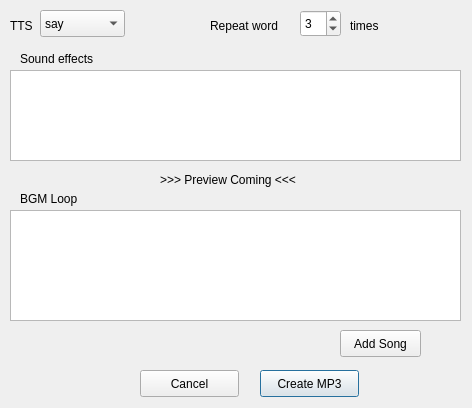
kokimame/joytan, file design/mp3dialog.ui: the form before one commit.
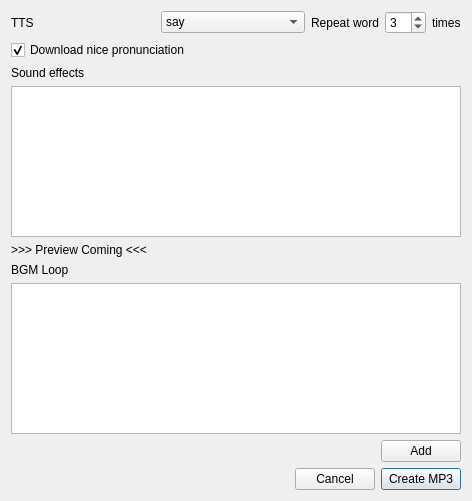
The form after the commit.

Commit message: add gstatic button to the mp3 setting dialog

```diff
--- a/design/mp3dialog.ui
+++ b/design/mp3dialog.ui
@@ -7,21 +7,28 @@
     <x>0</x>
     <y>0</y>
     <width>472</width>
-    <height>408</height>
+    <height>501</height>
    </rect>
   </property>
   <property name="windowTitle">
    <string>Audio Setting</string>
   </property>
+  <layout class="QVBoxLayout" name="verticalLayout_2">
+   <item>
+    <layout class="QVBoxLayout" name="verticalLayout">
+     <item>
+      <layout class="QHBoxLayout" name="horizontalLayout_3">
+       <item>
+        <layout class="QHBoxLayout" name="horizontalLayout_2">
+         <item>
+          <widget class="QLabel" name="label">
+           <property name="text">
+            <string>TTS</string>
+           </property>
+          </widget>
+         </item>
+         <item>
   <widget class="QComboBox" name="ttsCombo">
-   <property name="geometry">
-    <rect>
-     <x>40</x>
-     <y>10</y>
-     <width>85</width>
-     <height>27</height>
-    </rect>
-   </property>
    <item>
     <property name="text">
      <string>say</string>
@@ -33,90 +40,18 @@
     </property>
    </item>
   </widget>
-  <widget class="QLabel" name="label">
-   <property name="geometry">
-    <rect>
-     <x>10</x>
-     <y>10</y>
-     <width>31</width>
-     <height>31</height>
-    </rect>
-   </property>
+         </item>
+         <item>
+          <layout class="QHBoxLayout" name="horizontalLayout_4">
+           <item>
+            <widget class="QLabel" name="label_5">
    <property name="text">
-    <string>TTS</string>
-   </property>
-  </widget>
-  <widget class="QLabel" name="label_2">
-   <property name="geometry">
-    <rect>
-     <x>20</x>
-     <y>50</y>
-     <width>101</width>
-     <height>17</height>
-    </rect>
-   </property>
-   <property name="text">
-    <string>Sound effects</string>
-   </property>
-  </widget>
-  <widget class="QLabel" name="label_3">
-   <property name="geometry">
-    <rect>
-     <x>20</x>
-     <y>190</y>
-     <width>91</width>
-     <height>17</height>
-    </rect>
-   </property>
-   <property name="text">
-    <string>BGM Loop</string>
-   </property>
-  </widget>
-  <widget class="QPushButton" name="bgmAddBtn">
-   <property name="geometry">
-    <rect>
-     <x>340</x>
-     <y>330</y>
-     <width>81</width>
-     <height>27</height>
-    </rect>
-   </property>
-   <property name="text">
-    <string>Add Song</string>
-   </property>
-  </widget>
-  <widget class="QLabel" name="label_4">
-   <property name="geometry">
-    <rect>
-     <x>160</x>
-     <y>170</y>
-     <width>171</width>
-     <height>20</height>
-    </rect>
-   </property>
-   <property name="text">
-    <string>&gt;&gt;&gt; Preview Coming &lt;&lt;&lt;</string>
-   </property>
-  </widget>
-  <widget class="QTableWidget" name="sfxTable">
-   <property name="geometry">
-    <rect>
-     <x>10</x>
-     <y>70</y>
-     <width>451</width>
-     <height>91</height>
-    </rect>
-   </property>
-  </widget>
+              <string>Repeat word</string>
+             </property>
+            </widget>
+           </item>
+           <item>
   <widget class="QSpinBox" name="wordSpin">
-   <property name="geometry">
-    <rect>
-     <x>300</x>
-     <y>10</y>
-     <width>41</width>
-     <height>27</height>
-    </rect>
-   </property>
    <property name="minimum">
     <number>1</number>
    </property>
@@ -124,54 +59,107 @@
     <number>3</number>
    </property>
   </widget>
-  <widget class="QLabel" name="label_5">
-   <property name="geometry">
-    <rect>
-     <x>210</x>
-     <y>10</y>
-     <width>91</width>
-     <height>31</height>
-    </rect>
-   </property>
-   <property name="text">
-    <string>Repeat word</string>
-   </property>
-  </widget>
+           </item>
+           <item>
   <widget class="QLabel" name="label_6">
-   <property name="geometry">
-    <rect>
-     <x>350</x>
-     <y>10</y>
-     <width>41</width>
-     <height>31</height>
-    </rect>
-   </property>
    <property name="text">
     <string>times</string>
    </property>
   </widget>
+           </item>
+          </layout>
+         </item>
+        </layout>
+       </item>
+      </layout>
+     </item>
+     <item>
+      <widget class="QCheckBox" name="gstaticCheck">
+       <property name="text">
+        <string>Download nice pronunciation</string>
+       </property>
+       <property name="checked">
+        <bool>true</bool>
+       </property>
+      </widget>
+     </item>
+     <item>
+      <layout class="QVBoxLayout" name="verticalLayout_3">
+       <item>
+        <widget class="QLabel" name="label_2">
+         <property name="text">
+          <string>Sound effects</string>
+         </property>
+        </widget>
+       </item>
+       <item>
+        <widget class="QTableWidget" name="sfxTable"/>
+       </item>
+       <item>
+        <widget class="QLabel" name="label_4">
+         <property name="text">
+          <string>&gt;&gt;&gt; Preview Coming &lt;&lt;&lt;</string>
+         </property>
+        </widget>
+       </item>
+       <item>
+        <widget class="QLabel" name="label_3">
+         <property name="text">
+          <string>BGM Loop</string>
+         </property>
+        </widget>
+       </item>
+       <item>
+        <widget class="QListWidget" name="bgmList"/>
+       </item>
+       <item>
+        <layout class="QHBoxLayout" name="horizontalLayout_7">
+         <item>
+          <spacer name="horizontalSpacer_2">
+           <property name="orientation">
+            <enum>Qt::Horizontal</enum>
+           </property>
+           <property name="sizeHint" stdset="0">
+            <size>
+             <width>40</width>
+             <height>20</height>
+            </size>
+           </property>
+          </spacer>
+         </item>
+         <item>
+          <widget class="QPushButton" name="addBgmBtn">
+           <property name="text">
+            <string>Add</string>
+           </property>
+          </widget>
+         </item>
+        </layout>
+       </item>
+       <item>
+        <layout class="QHBoxLayout" name="horizontalLayout_5">
+         <item>
+          <spacer name="horizontalSpacer">
+           <property name="orientation">
+            <enum>Qt::Horizontal</enum>
+           </property>
+           <property name="sizeHint" stdset="0">
+            <size>
+             <width>40</width>
+             <height>20</height>
+            </size>
+           </property>
+          </spacer>
+         </item>
+         <item>
   <widget class="QPushButton" name="cancelBtn">
-   <property name="geometry">
-    <rect>
-     <x>140</x>
-     <y>370</y>
-     <width>99</width>
-     <height>27</height>
-    </rect>
-   </property>
    <property name="text">
     <string>Cancel</string>
    </property>
   </widget>
+         </item>
+         <item>
   <widget class="QPushButton" name="createBtn">
-   <property name="geometry">
-    <rect>
-     <x>260</x>
-     <y>370</y>
-     <width>99</width>
-     <height>27</height>
-    </rect>
-   </property>
    <property name="text">
     <string>Create MP3</string>
    </property>
@@ -185,16 +173,14 @@
     <bool>true</bool>
    </property>
   </widget>
-  <widget class="QListWidget" name="bgmList">
-   <property name="geometry">
-    <rect>
-     <x>10</x>
-     <y>210</y>
-     <width>451</width>
-     <height>111</height>
-    </rect>
-   </property>
-  </widget>
+         </item>
+        </layout>
+       </item>
+      </layout>
+     </item>
+    </layout>
+   </item>
+  </layout>
  </widget>
  <resources/>
  <connections/>
```
Lines whose indentation alone changed are shown as unchanged. The commit also changes 3 other files.
